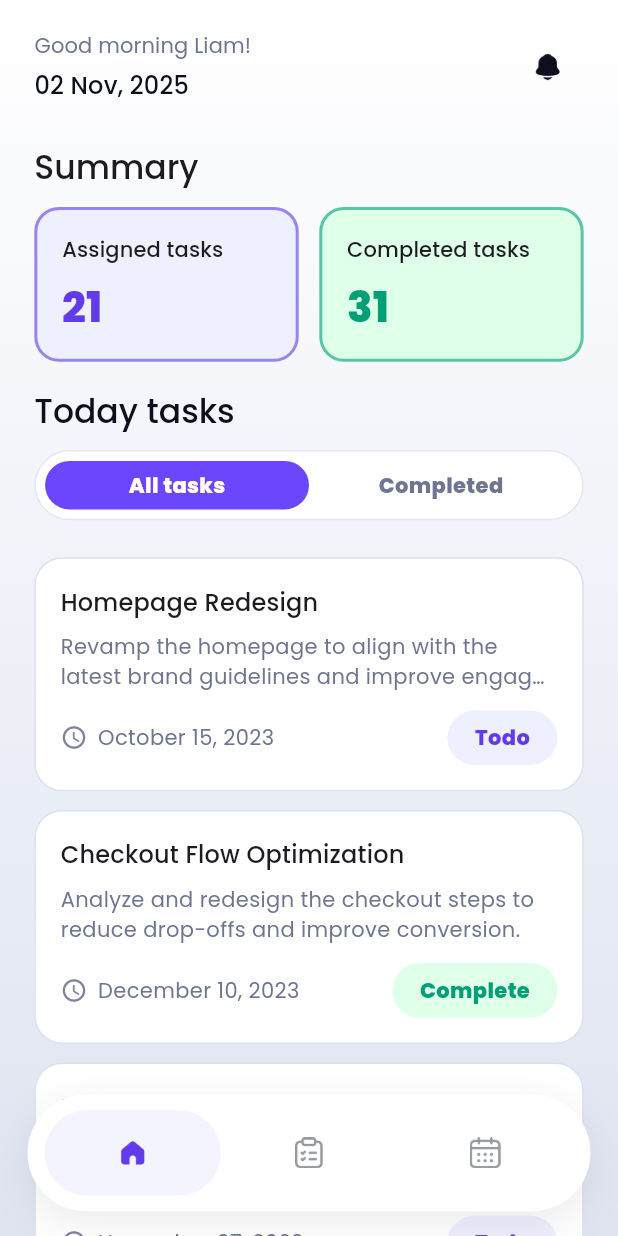
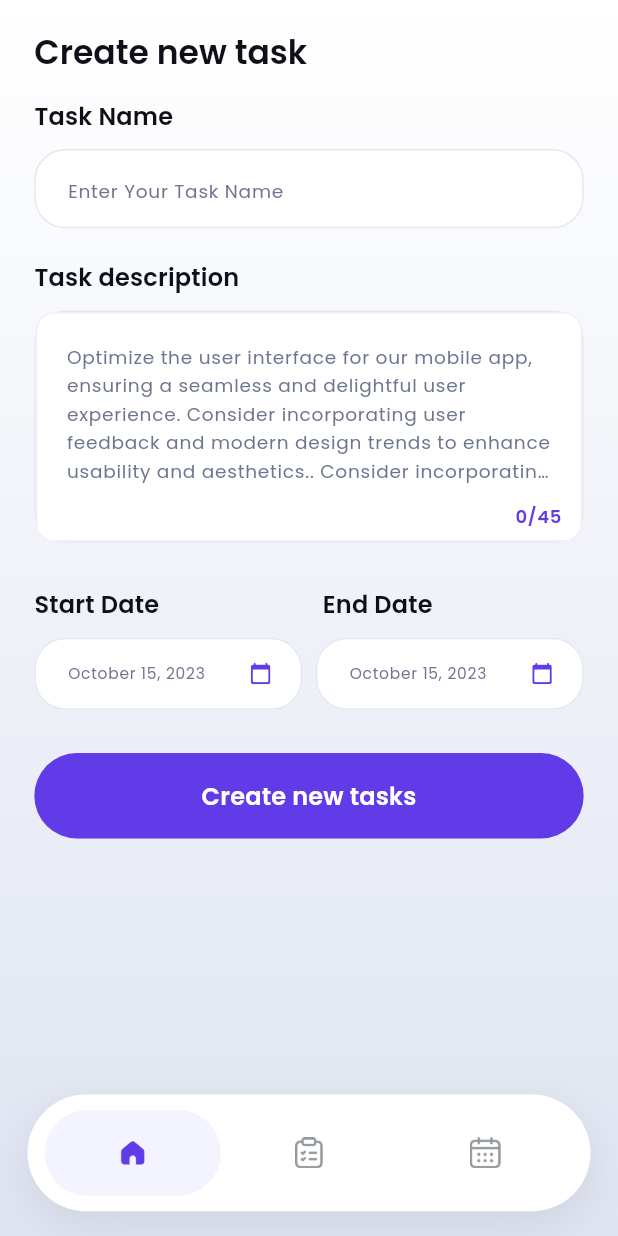
Before and after one commit to abuubaida921/task-management-app, a Flutter app: the screen it shows after launch, swiped to page 2, on a phone screen of 412 x 824 dp. Run offline on Flutter 3.47's test engine with Material 3 defaults, Android fonts, the phone set to English and light mode, and no system bars; our stand-ins replace connectivity_plus, flutter_easyloading, flutter_riverpod, flutter_screenutil, fluttertoast, google_fonts and 1 more; accounts and stored records are empty.

Commit message:
New Task UI Created

```diff
--- a/lib/features/dashboard/view/dashboard_screen.dart
+++ b/lib/features/dashboard/view/dashboard_screen.dart
@@ -54,10 +54,7 @@ class _DashboardScreenState extends ConsumerState<DashboardScreen> {
                 taskTabIndex: _taskTabIndex,
                 onTabChanged: (i) => setState(() => _taskTabIndex = i),
               ),
-              TaskPage(
-                taskTabIndex: _taskTabIndex,
-                onTabChanged: (i) => setState(() => _taskTabIndex = i),
-              ),
+              TaskPage(),
               PlaceholderPage(title: 'Calendar'),
             ],
           ),
--- a/lib/features/dashboard/view/tabs/task_tab.dart
+++ b/lib/features/dashboard/view/tabs/task_tab.dart
@@ -2,211 +2,282 @@ import 'package:flutter/material.dart';
 import 'package:flutter_screenutil/flutter_screenutil.dart';
 
 import '../../../../core/config/app_color.dart';
-import '../../../../core/enums/task_status_enum.dart';
-import '../../../../core/utils/month_helper.dart';
-import '../../models/task_model.dart';
-import '../../widgets/summarycard_widget.dart';
-import '../../widgets/taskcard_widget.dart';
-import '../../widgets/tasksegment_widget.dart';
 
+class TaskPage extends StatefulWidget {
+  const TaskPage({super.key,});
 
-class TaskPage extends StatelessWidget {
-  const TaskPage({required this.taskTabIndex, required this.onTabChanged});
+  @override
+  State<TaskPage> createState() => _TaskPageState();
+}
 
-  final int taskTabIndex;
-  final ValueChanged<int> onTabChanged;
+class _TaskPageState extends State<TaskPage> {
+  final _nameCtrl = TextEditingController();
+  final _descCtrl = TextEditingController();
+
+  static const int _descMaxLen = 45;
+  DateTime? _startDate;
+  DateTime? _endDate;
+
+  @override
+  void dispose() {
+    _nameCtrl.dispose();
+    _descCtrl.dispose();
+    super.dispose();
+  }
+
+  Future<void> _pickDate({required bool isStart}) async {
+    final now = DateTime.now();
+    final initial = (isStart ? _startDate : _endDate) ?? now;
+    final first = DateTime(now.year - 5);
+    final last = DateTime(now.year + 5);
+    final picked = await showDatePicker(
+      context: context,
+      initialDate: initial,
+      firstDate: first,
+      lastDate: last,
+      builder: (context, child) {
+        return Theme(
+          data: Theme.of(context).copyWith(
+            colorScheme: Theme.of(context).colorScheme.copyWith(
+                  primary: AppStaticColor.primaryColor,
+                  surface: Colors.white,
+                ),
+          ),
+          child: child!,
+        );
+      },
+    );
+    if (picked != null) {
+      setState(() {
+        if (isStart) {
+          _startDate = picked;
+          if (_endDate != null && _endDate!.isBefore(_startDate!)) {
+            _endDate = _startDate;
+          }
+        } else {
+          _endDate = picked;
+          if (_startDate != null && _endDate!.isBefore(_startDate!)) {
+            _startDate = _endDate;
+          }
+        }
+      });
+    }
+  }
+
+  String _fmtDate(DateTime? d) {
+    if (d == null) return '';
+    final months = const [
+      'January', 'February', 'March', 'April', 'May', 'June',
+      'July', 'August', 'September', 'October', 'November', 'December'
+    ];
+    return '${months[d.month - 1]} ${d.day.toString().padLeft(2, '0')}, ${d.year}';
+  }
+
+  InputDecoration _roundedInputDecoration({required String hint, Widget? suffix}) {
+    final borderColor = const Color(0xFFE6E6F0);
+    return InputDecoration(
+      hintText: hint,
+      hintStyle: TextStyle(fontSize: 12.sp,color: AppStaticColor.greetingTextColor),
+      filled: true,
+      fillColor: Colors.white,
+      contentPadding: EdgeInsets.symmetric(horizontal: 16.w, vertical: 14.h),
+      suffixIcon: suffix != null ? Padding(padding: EdgeInsets.only(right: 8.w), child: suffix) : null,
+      suffixIconConstraints: BoxConstraints(minWidth: 40.w, minHeight: 40.h),
+      enabledBorder: OutlineInputBorder(
+        borderRadius: BorderRadius.circular(20.r),
+        borderSide: BorderSide(color: borderColor),
+      ),
+      focusedBorder: OutlineInputBorder(
+        borderRadius: BorderRadius.circular(20.r),
+        borderSide: BorderSide(color: AppStaticColor.primaryColor, width: 1.5),
+      ),
+    );
+  }
 
   @override
   Widget build(BuildContext context) {
-    final now = DateTime.now();
-    final dateStr =
-        '${now.day.toString().padLeft(2, '0')} ${getMonthName(now.month)}, ${now.year}';
-
-
-    final List<Task> tasks = const [
-      Task(
-        title: 'Homepage Redesign',
-        description:
-        'Revamp the homepage to align with the latest brand guidelines and improve engagement metrics.',
-        dateLabel: 'October 15, 2023',
-        status: TaskStatus.todo,
-      ),
-      Task(
-        title: 'Checkout Flow Optimization',
-        description:
-        'Analyze and redesign the checkout steps to reduce drop-offs and improve conversion.',
-        dateLabel: 'December 10, 2023',
-        status: TaskStatus.complete,
-      ),
-      Task(
-        title: 'Push Notification Setup',
-        description:
-        'Integrate FCM and create topic-based notifications for marketing campaigns.',
-        dateLabel: 'November 07, 2023',
-        status: TaskStatus.todo,
-      ),
-      Task(
-        title: 'User Onboarding Revamp',
-        description:
-        'Shorten onboarding and add progress indicators to increase completion rate.',
-        dateLabel: 'November 22, 2023',
-        status: TaskStatus.complete,
-      ),
-      Task(
-        title: 'Dark Mode QA',
-        description:
-        'Test dark mode across modules and fix contrast and accessibility issues.',
-        dateLabel: 'January 04, 2024',
-        status: TaskStatus.todo,
-      ),
-      Task(
-        title: 'Analytics Dashboard',
-        description:
-        'Build a product analytics dashboard with funnels and retention cohorts.',
-        dateLabel: 'February 12, 2024',
-        status: TaskStatus.complete,
-      ),
-    ];
-
-
-    final List<Task> filteredTasks = taskTabIndex == 1
-        ? tasks.where((t) => t.status == TaskStatus.complete).toList()
-        : tasks;
+    final topPad = MediaQuery.of(context).padding.top;
 
     return SafeArea(
       child: Column(
-        children: [
-
-          Padding(
-            padding: EdgeInsets.fromLTRB(20.w, 20.h, 20.w, 12.h),
-            child: Row(
         crossAxisAlignment: CrossAxisAlignment.start,
         children: [
+          Padding(
+            padding: EdgeInsets.fromLTRB(20.w, 20.h, 20.w, 8.h),
+            child: Text(
+              'Create new task',
+              style: Theme.of(context).textTheme.titleLarge?.copyWith(
+                    fontWeight: FontWeight.w600,
+                    color: const Color(0xFF0F0F1A),
+                  ),
+            ),
+          ),
+
           Expanded(
+            child: SingleChildScrollView(
+              padding: EdgeInsets.fromLTRB(20.w, 8.h, 20.w, 24.h + topPad),
               child: Column(
                 crossAxisAlignment: CrossAxisAlignment.start,
                 children: [
                   Text(
-                        'Good morning Liam!',
-                        style: Theme.of(context).textTheme.titleSmall?.copyWith(
-                          color: AppStaticColor.greetingTextColor,
-                          fontWeight: FontWeight.w400,
+                    'Task Name',
+                    style: Theme.of(context).textTheme.titleMedium?.copyWith(
+                          fontWeight: FontWeight.w600,
+                          color: const Color(0xFF0F0F1A),
                         ),
                   ),
-                      SizedBox(height: 4.h),
+                  SizedBox(height: 10.h),
+                  TextField(
+                    controller: _nameCtrl,
+                    textInputAction: TextInputAction.next,
+                    decoration: _roundedInputDecoration(hint: 'Enter Your Task Name'),
+                  ),
+
+                  SizedBox(height: 20.h),
+
                   Text(
-                        dateStr,
+                    'Task description',
                     style: Theme.of(context).textTheme.titleMedium?.copyWith(
-                          color: AppStaticColor.timeTextColor,
-                          fontWeight: FontWeight.w500,
+                          fontWeight: FontWeight.w600,
+                          color: const Color(0xFF0F0F1A),
                         ),
                   ),
-                    ],
+                  SizedBox(height: 10.h),
+                  Container(
+                    decoration: BoxDecoration(
+                      color: Colors.white,
+                      borderRadius: BorderRadius.circular(20.r),
+                      border: Border.all(color: const Color(0xFFE6E6F0)),
+                    ),
+                    child: Stack(
+                      children: [
+                        TextField(
+                          controller: _descCtrl,
+                          maxLines: 5,
+                          maxLength: _descMaxLen,
+                          buildCounter: (context, {required currentLength, required isFocused, maxLength}) => const SizedBox.shrink(),
+                          decoration: InputDecoration(
+                            hintText:
+                                'Optimize the user interface for our mobile app, ensuring a seamless and delightful user experience. Consider incorporating user feedback and modern design trends to enhance usability and aesthetics.. Consider incorporating user feedback and modern design trends to enhance usability and aesthetics.',
+                            hintStyle: TextStyle(fontSize: 12.sp,color: AppStaticColor.greetingTextColor),
+                            hintMaxLines: 5,
+                            filled: true,
+                            fillColor: Colors.white,
+                            contentPadding: EdgeInsets.all(16.r),
+                            border: InputBorder.none,
                           ),
                         ),
-                IconButton(
-                  onPressed: () {},
-                  icon: Image.asset(
-                    'assets/icons/ic_notification.png',
-                    width: 24.r,
-                    height: 24.r,
+                        Positioned(
+                          right: 12.w,
+                          bottom: 8.h,
+                          child: AnimatedBuilder(
+                            animation: _descCtrl,
+                            builder: (_, __) {
+                              final len = _descCtrl.text.length;
+                              return Text(
+                                '${len.toString()}/${_descMaxLen.toString()}',
+                                style: Theme.of(context).textTheme.bodySmall?.copyWith(
+                                      color: AppStaticColor.primaryColor,
+                                      fontWeight: FontWeight.w600,
+                                    ),
+                              );
+                            },
                           ),
                         ),
                       ],
                     ),
                   ),
 
-          Expanded(
-            child: CustomScrollView(
-              slivers: [
-                SliverToBoxAdapter(
-                  child: Padding(
-                    // Top padding is 0 because header already provided top spacing
-                    padding: EdgeInsets.fromLTRB(20.w, 0, 20.w, 12.h),
-                    child: Column(
-                      crossAxisAlignment: CrossAxisAlignment.start,
-                      children: [
-                        SizedBox(height: 16.h),
-                        Text(
-                          'Summary',
-                          style: Theme.of(context).textTheme.titleLarge?.copyWith(
-                            fontWeight: FontWeight.w500,
-                          ),
-                        ),
-                        SizedBox(height: 12.h),
+                  SizedBox(height: 28.h),
+
+                  // Dates label row
                   Row(
                     children: [
                       Expanded(
-                              child: SummaryCard(
-                                title: 'Assigned tasks',
-                                value: '21',
-                                bgColor: AppStaticColor.assignedTaskBgColor,
-                                borderColor: AppStaticColor.primaryColor,
-                                valueColor: AppStaticColor.primaryColor,
+                        child: Text(
+                          'Start Date',
+                          style: Theme.of(context).textTheme.titleMedium?.copyWith(
+                                fontWeight: FontWeight.w600,
+                                color: const Color(0xFF0F0F1A),
                               ),
                         ),
-                            SizedBox(width: 12.w),
+                      ),
+                      SizedBox(width: 16.w),
                       Expanded(
-                              child: SummaryCard(
-                                title: 'Completed tasks',
-                                value: '31',
-                                bgColor: AppStaticColor.completedTaskBgColor,
-                                borderColor:
-                                AppStaticColor.completedTaskTextColor,
-                                valueColor:
-                                AppStaticColor.completedTaskTextColor,
+                        child: Text(
+                          'End Date',
+                          style: Theme.of(context).textTheme.titleMedium?.copyWith(
+                                fontWeight: FontWeight.w600,
+                                color: const Color(0xFF0F0F1A),
+                              ),
                         ),
                       ),
                     ],
                   ),
-                        SizedBox(height: 18.h),
-                        Text(
-                          'Today tasks',
-                          style: Theme.of(context).textTheme.titleLarge?.copyWith(
-                            fontWeight: FontWeight.w500,
-                            color: AppStaticColor.timeTextColor,
-                          ),
-                        ),
-                        SizedBox(height: 12.h),
-                        TasksSegment(index: taskTabIndex, onChanged: onTabChanged),
-                        SizedBox(height: 12.h),
-                      ],
+                  SizedBox(height: 10.h),
+
+                  Row(
+                    children: [
+                      Expanded(
+                        child: TextField(
+                          readOnly: true,
+                          onTap: () => _pickDate(isStart: true),
+                          style: TextStyle(fontSize: 10.sp,color: AppStaticColor.greetingTextColor),
+                          controller: TextEditingController(text: _fmtDate(_startDate).isEmpty ? 'October 15, 2023' : _fmtDate(_startDate)),
+                          decoration: _roundedInputDecoration(
+                            hint: 'October 15, 2023',
+                            suffix: _CalendarSuffix(onTap: () => _pickDate(isStart: true)),
                           ),
                         ),
                       ),
-                if (filteredTasks.isEmpty)
-                  SliverToBoxAdapter(
-                    child: Padding(
-                      padding: EdgeInsets.symmetric(horizontal: 20.w, vertical: 40.h),
-                      child: Center(
+                      SizedBox(width: 8.w),
+                      Expanded(
+                        child: TextField(
+                          readOnly: true,
+                          onTap: () => _pickDate(isStart: false),
+                          style: TextStyle(fontSize: 10.sp,color: AppStaticColor.greetingTextColor),
+                          controller: TextEditingController(text: _fmtDate(_endDate).isEmpty ? 'October 15, 2023' : _fmtDate(_endDate)),
+                          decoration: _roundedInputDecoration(
+                            hint: 'October 15, 2023',
+                            suffix: _CalendarSuffix(onTap: () => _pickDate(isStart: false)),
+                          ),
+                        ),
+                      ),
+                    ],
+                  ),
+
+                  SizedBox(height: 28.h),
+
+                  SizedBox(
+                    width: double.infinity,
+                    child: ElevatedButton(
+                      style: ElevatedButton.styleFrom(
+                        backgroundColor: AppStaticColor.primaryColor,
+                        foregroundColor: Colors.white,
+                        padding: EdgeInsets.symmetric(vertical: 16.h),
+                        shape: RoundedRectangleBorder(
+                          borderRadius: BorderRadius.circular(28.r),
+                        ),
+                        elevation: 0,
+                      ),
+                      onPressed: () {
+                        ScaffoldMessenger.of(context).showSnackBar(
+                          SnackBar(content: Text('Task created')),
+                        );
+                      },
                       child: Text(
-                          'No tasks to show',
+                        'Create new tasks',
                         style: Theme.of(context).textTheme.titleMedium?.copyWith(
-                            color: AppStaticColor.timeTextColor,
+                              color: Colors.white,
+                              fontWeight: FontWeight.w600,
                             ),
                       ),
                     ),
                   ),
-                  )
-                else
-                  SliverList.separated(
-                    itemBuilder: (context, i) {
-                      final task = filteredTasks[i];
-                      return Padding(
-                        padding: EdgeInsets.symmetric(horizontal: 20.w),
-                        child: TaskCard(
-                          title: task.title,
-                          description: task.description,
-                          dateLabel: task.dateLabel,
-                          status: task.status,
+
+                  SizedBox(height: 24.h),
+                ],
               ),
-                      );
-                    },
-                    separatorBuilder: (_, __) => SizedBox(height: 12.h),
-                    itemCount: filteredTasks.length,
-                  ),
-                SliverToBoxAdapter(child: SizedBox(height: 120.h)),
-              ],
             ),
           ),
         ],
@@ -214,3 +285,24 @@ class TaskPage extends StatelessWidget {
     );
   }
 }
+
+class _CalendarSuffix extends StatelessWidget {
+  const _CalendarSuffix({required this.onTap});
+  final VoidCallback onTap;
+  @override
+  Widget build(BuildContext context) {
+    return InkWell(
+      onTap: onTap,
+      borderRadius: BorderRadius.circular(9.r),
+      child: SizedBox(
+        width: 36.r,
+        height: 36.r,
+        child: Icon(
+          Icons.calendar_today_rounded,
+          size: 15.r,
+          color: AppStaticColor.primaryColor,
+        ),
+      ),
+    );
+  }
+}
```
Lines whose indentation alone changed are shown as unchanged.
